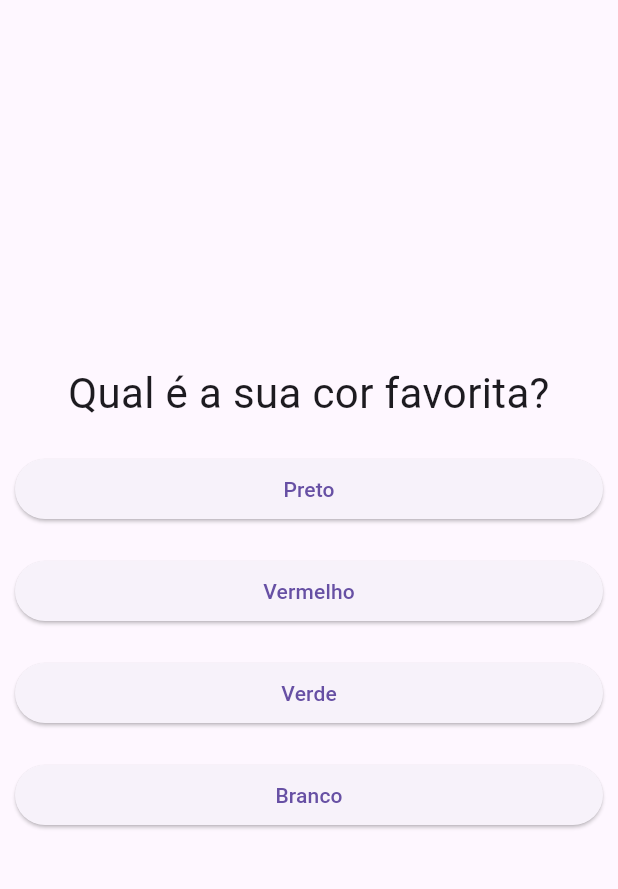
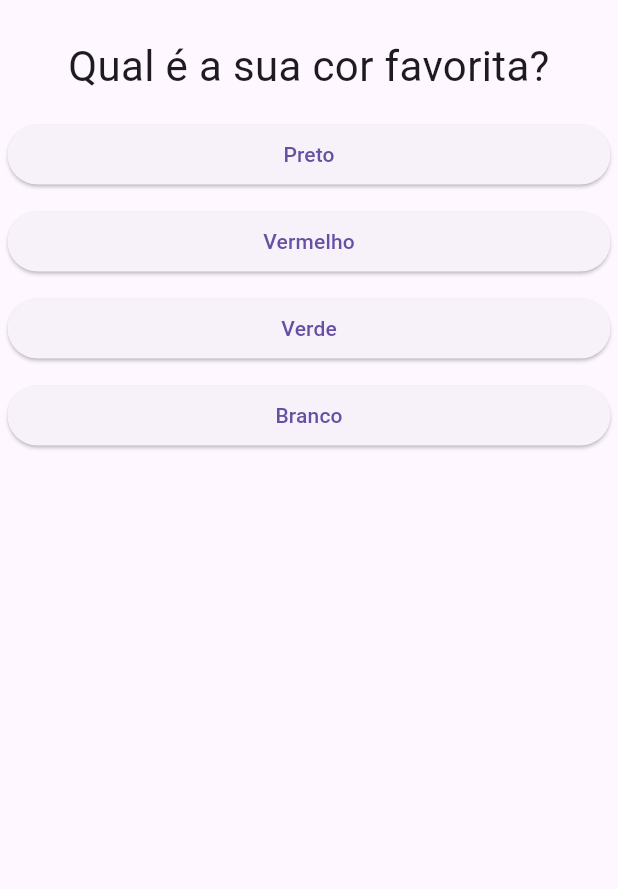
Before and after one commit to JarlissonTomaz/curso_flutter, a Flutter app: the screen it shows after launch, on a phone screen of 412 x 824 dp, the part 63-952 px from its top. Run offline on Flutter 3.47's test engine with Material 3 defaults, Android fonts, the phone set to English and light mode, and no system bars.

```diff
--- a/flutter_curso/lib/questionario.dart
+++ b/flutter_curso/lib/questionario.dart
@@ -27,9 +27,8 @@ class Questionario extends StatelessWidget {
             as List<Map<String, Object>>
         : [];
 
-    return Center(
-      child: Column(
-        mainAxisAlignment: MainAxisAlignment.center,
+    return Column(
+      crossAxisAlignment: CrossAxisAlignment.center,
       children: [
         Questao(perguntas[perguntaSelecionada]['texto'] as String),
         ...respostas.map((resp) {
@@ -39,7 +38,6 @@ class Questionario extends StatelessWidget {
           );
         }),
       ],
-      ),
     );
   }
 }
--- a/flutter_curso/lib/reposta.dart
+++ b/flutter_curso/lib/reposta.dart
@@ -10,7 +10,7 @@ class Resposta extends StatelessWidget {
   Widget build(BuildContext context) {
     return Container(
       width: double.infinity,
-      margin: const EdgeInsets.all(10),
+      margin: const EdgeInsets.all(5),
       child: ElevatedButton(
         onPressed: onSelecao,
         child: Text(texto),
```
Lines whose indentation alone changed are shown as unchanged.
